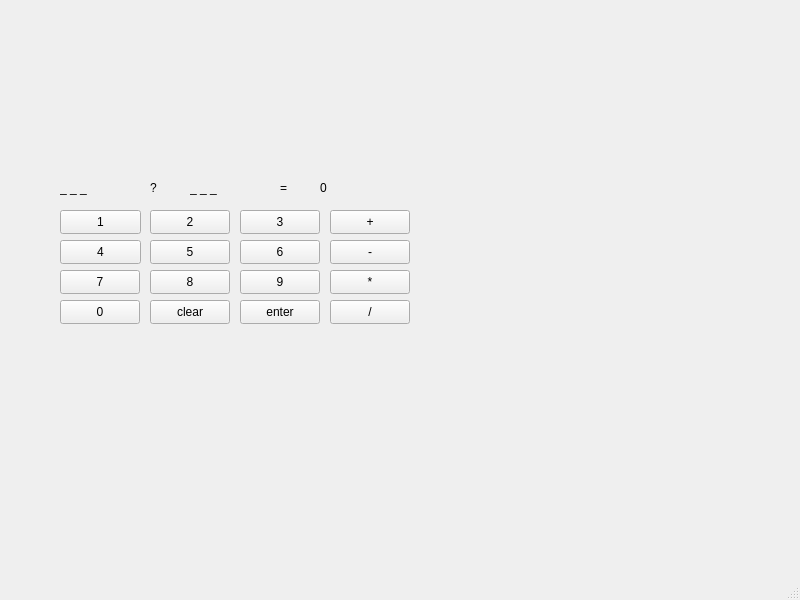
First picture: the form in olio-ohjelmointi/week6/kt6/mainwindow.ui, repository Jellonaa/StudyRepo, before the edit.
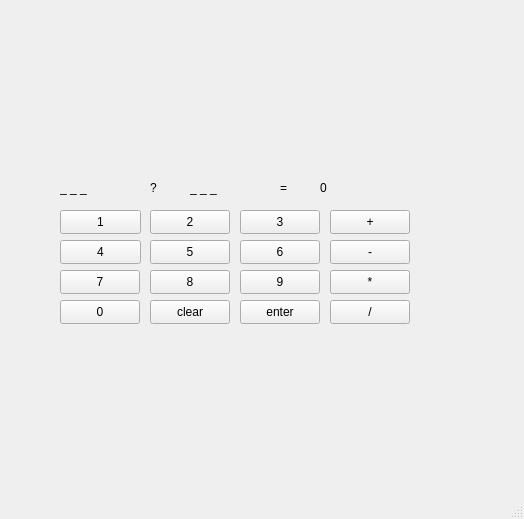
Second picture: the form after the edit.

Patch:
```diff
--- a/olio-ohjelmointi/week6/kt6/mainwindow.ui
+++ b/olio-ohjelmointi/week6/kt6/mainwindow.ui
@@ -6,8 +6,8 @@
    <rect>
     <x>0</x>
     <y>0</y>
-    <width>800</width>
-    <height>600</height>
+    <width>524</width>
+    <height>519</height>
    </rect>
   </property>
   <property name="windowTitle">
```
Left out of the diff: 2 changed lines with no effect on the pictures.
